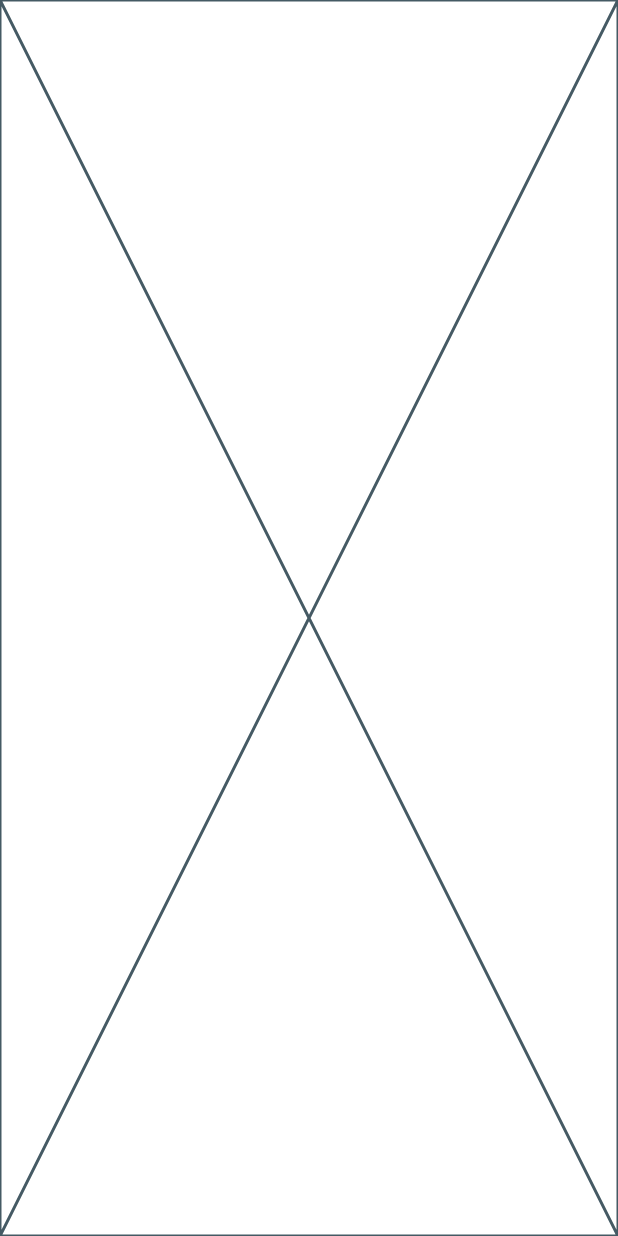
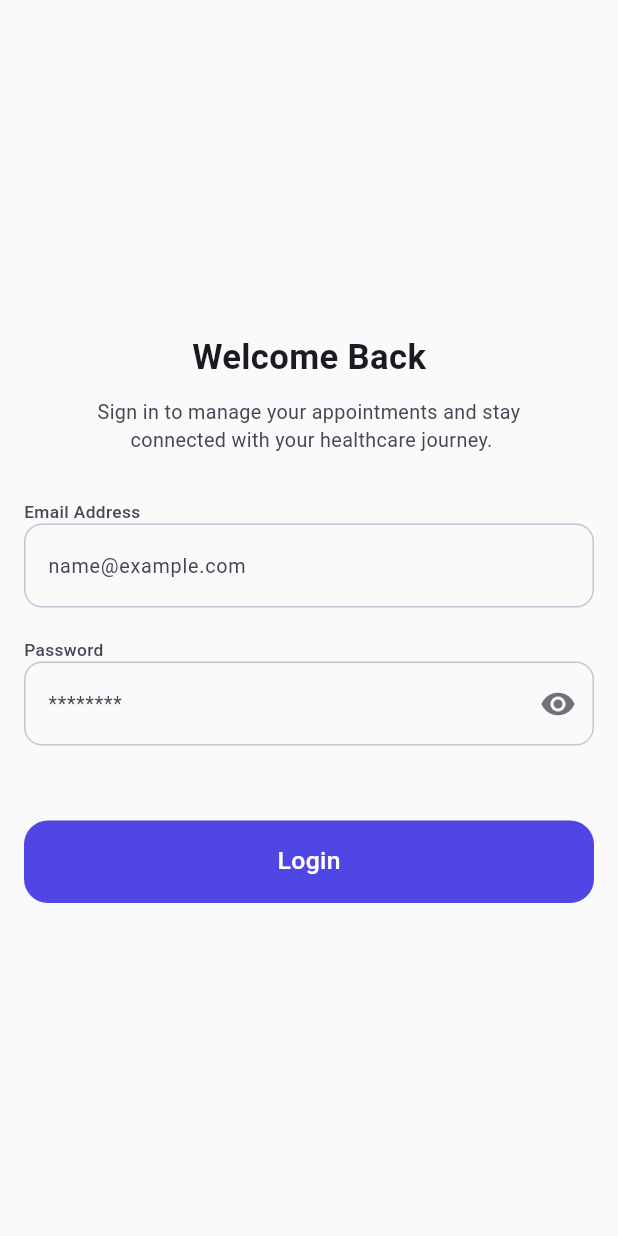
Before and after one commit to BassantAl/tut_care, a Flutter app: the screen it shows after launch, on a phone screen of 412 x 824 dp. Run offline on Flutter 3.47's test engine with Material 3 defaults, Android fonts, the phone set to English and light mode, and no system bars; our stand-ins replace dio, flutter_secure_storage, get_it, go_router.

Commit message:
create ui for login feature

```diff
--- /dev/null
+++ b/lib/core/theme/app_decoration.dart
@@ -0,0 +1,22 @@
+import 'package:flutter/material.dart';
+import 'package:tut_care/core/theme/app_colors.dart';
+import 'package:tut_care/core/theme/app_styles.dart';
+
+abstract class AppDecoration {
+  static  InputDecoration decorationForTextInputFeild({required BuildContext context,required String hintText , Widget? suffixIcon}) {
+    return InputDecoration(
+      suffixIcon: suffixIcon,
+      hintText: hintText,
+      hintStyle: AppStyles.regular16(context),
+      enabledBorder: OutlineInputBorder(
+        borderRadius: BorderRadius.circular(12),
+        borderSide: BorderSide(color: AppColors.inputFeildBorderColor,),
+      ),
+
+      focusedBorder: OutlineInputBorder(
+        borderRadius: BorderRadius.circular(12),
+        borderSide: BorderSide(color: AppColors.secondary,),
+      ),
+    );
+  }
+}
--- /dev/null
+++ b/lib/core/widgets/custom_button.dart
@@ -0,0 +1,21 @@
+
+import 'package:flutter/material.dart';
+import 'package:tut_care/core/theme/app_colors.dart';
+
+class CustomButton extends StatelessWidget {
+  const CustomButton({super.key, required this.child, this.color});
+  final Widget child;
+  final Color? color;
+  @override
+  Widget build(BuildContext context) {
+    return Container(
+
+      height: 55,
+      decoration: BoxDecoration(
+        borderRadius: BorderRadius.circular(16),
+        color:color?? AppColors.primary,
+      ),
+      child: Center(child: child),
+    );
+  }
+}
--- a/lib/features/auth/presentation/views/login_view.dart
+++ b/lib/features/auth/presentation/views/login_view.dart
@@ -1,10 +1,14 @@
 import 'package:flutter/material.dart';
+import 'package:tut_care/core/widgets/adaptive_layout.dart';
+import 'package:tut_care/features/auth/presentation/views/widgets/login_body.dart';
 
 class LoginView extends StatelessWidget {
   const LoginView({super.key});
 
   @override
   Widget build(BuildContext context) {
-    return const Placeholder();
+    return Scaffold(
+      body: AdaptiveLayout(mobileLayout:(context)=> LoginBody(), tabletLayout: (context)=>LoginBody()),
+    );
   }
 }
--- /dev/null
+++ b/lib/features/auth/presentation/views/widgets/custom_email_text_feild.dart
@@ -0,0 +1,29 @@
+
+
+import 'package:flutter/material.dart';
+import 'package:tut_care/features/auth/presentation/views/widgets/custom_text_form_feild.dart';
+
+class CustomEmailTextFeild extends StatelessWidget {
+  const CustomEmailTextFeild({
+    super.key, this.onSaved,
+  });
+final Function(String?)? onSaved;
+
+  @override
+  Widget build(BuildContext context) {
+    return CustomTextFormFeild(
+      onSaved:onSaved ,
+      validator: (value) {
+        if (value!.isEmpty) {
+          return 'please enter your email.';
+        } else if (!value.contains('@')) {
+          return 'Please enter a valid email';
+        } else {
+          return null;
+        }
+      },
+      title: 'Email Address',
+      hintText: 'name@example.com',
+    );
+  }
+}
--- /dev/null
+++ b/lib/features/auth/presentation/views/widgets/custom_login_button.dart
@@ -0,0 +1,18 @@
+import 'package:flutter/material.dart';
+import 'package:tut_care/core/theme/app_styles.dart';
+import 'package:tut_care/core/widgets/custom_button.dart';
+
+class CustomLoginButtton extends StatelessWidget {
+  const CustomLoginButtton({super.key, this.onTap});
+
+  final Function()? onTap;
+  @override
+  Widget build(BuildContext context) {
+    return CustomButton(
+      child: Text(
+        'Login',
+        style: AppStyles.medium20(context).copyWith(color: Colors.white),
+      ),
+    );
+  }
+}
--- /dev/null
+++ b/lib/features/auth/presentation/views/widgets/custom_login_form.dart
@@ -0,0 +1,36 @@
+import 'package:flutter/material.dart';
+import 'package:tut_care/features/auth/presentation/views/widgets/custom_email_text_feild.dart';
+import 'package:tut_care/features/auth/presentation/views/widgets/custom_login_button.dart';
+import 'package:tut_care/features/auth/presentation/views/widgets/custom_password_text_feild.dart';
+
+class CustomLoginForm extends StatefulWidget {
+  const CustomLoginForm({super.key});
+
+  @override
+  State<CustomLoginForm> createState() => _CustomLoginFormState();
+}
+
+class _CustomLoginFormState extends State<CustomLoginForm> {
+  GlobalKey<FormState> formKey = GlobalKey();
+  @override
+  Widget build(BuildContext context) {
+    return Form(
+      key: formKey,
+      child: Column(
+        children: [
+          CustomEmailTextFeild(),
+          const SizedBox(height: 20),
+          CustomPasswordTextFeild(),
+          const SizedBox(height: 50,),
+          CustomLoginButtton(
+            onTap: () {
+              if (formKey.currentState!.validate()) {
+                formKey.currentState!.save();
+              }
+            },
+          ),
+        ],
+      ),
+    );
+  }
+}
--- /dev/null
+++ b/lib/features/auth/presentation/views/widgets/custom_password_text_feild.dart
@@ -0,0 +1,42 @@
+
+import 'package:flutter/material.dart';
+import 'package:tut_care/core/theme/app_colors.dart';
+import 'package:tut_care/features/auth/presentation/views/widgets/custom_text_form_feild.dart';
+
+class CustomPasswordTextFeild extends StatefulWidget {
+  const CustomPasswordTextFeild({super.key, this.onSaved});
+final Function(String?)? onSaved;
+  @override
+  State<CustomPasswordTextFeild> createState() =>
+      _CustomPasswordTextFeildState();
+}
+
+class _CustomPasswordTextFeildState extends State<CustomPasswordTextFeild> {
+  bool obscureText = true;
+
+  @override
+  Widget build(BuildContext context) {
+    return CustomTextFormFeild(
+      onSaved:widget.onSaved ,
+      suffixIcon: GestureDetector(
+        onTap: () {
+          obscureText = !obscureText;
+          setState(() {});
+        },
+        child: Icon(Icons.visibility, color: AppColors.neutral),
+      ),
+      obscureText: obscureText,
+      validator: (value) {
+        if (value!.isEmpty) {
+          return 'Please enter your password.';
+        } else if (value.length < 6) {
+          return 'Password must be at least 6 characters.';
+        } else {
+          return null;
+        }
+      },
+      title: 'Password',
+      hintText: '********',
+    );
+  }
+}
--- /dev/null
+++ b/lib/features/auth/presentation/views/widgets/custom_text_form_feild.dart
@@ -0,0 +1,44 @@
+import 'package:flutter/material.dart';
+import 'package:tut_care/core/theme/app_decoration.dart';
+import 'package:tut_care/core/theme/app_styles.dart';
+
+class CustomTextFormFeild extends StatelessWidget {
+  const CustomTextFormFeild({
+    super.key,
+    required this.hintText,
+    required this.title,
+    this.validator,
+    this.obscureText,
+    this.suffixIcon,
+    this.controller, this.onSaved, this.onChanged,
+  });
+  final String hintText;
+  final String title;
+  final String? Function(String?)? validator;
+  final bool? obscureText;
+  final Widget? suffixIcon;
+  final TextEditingController? controller;
+  final Function(String?)? onSaved;
+  final Function(String)? onChanged;
+  @override
+  Widget build(BuildContext context) {
+    return Column(
+      crossAxisAlignment: CrossAxisAlignment.start,
+      children: [
+        Text(title, style: AppStyles.medium14(context)),
+        TextFormField(
+          onChanged:onChanged ,
+          onSaved: onSaved,
+          controller: controller,
+          obscureText: obscureText ?? false,
+          validator: validator,
+          decoration: AppDecoration.decorationForTextInputFeild(
+            suffixIcon: suffixIcon,
+            context: context,
+            hintText: hintText,
+          ),
+        ),
+      ],
+    );
+  }
+}
--- /dev/null
+++ b/lib/features/auth/presentation/views/widgets/login_body.dart
@@ -0,0 +1,25 @@
+import 'package:flutter/material.dart';
+import 'package:tut_care/features/auth/presentation/views/widgets/custom_login_form.dart';
+import 'package:tut_care/features/auth/presentation/views/widgets/login_header.dart';
+
+class LoginBody extends StatelessWidget {
+  const LoginBody({super.key});
+
+  @override
+  Widget build(BuildContext context) {
+    return SafeArea(child: Center(
+      child: Padding(
+        padding: EdgeInsets.all(16),
+        child: SingleChildScrollView(
+          child: const Column(
+            children: [
+              LoginHeader(),
+              SizedBox(height: 30),
+              CustomLoginForm()
+            ],
+          ),
+        ),
+        ),
+    ));
+  }
+}
--- /dev/null
+++ b/lib/features/auth/presentation/views/widgets/login_header.dart
@@ -0,0 +1,26 @@
+import 'package:flutter/material.dart';
+import 'package:tut_care/core/theme/app_styles.dart';
+
+class LoginHeader extends StatelessWidget {
+  const LoginHeader({super.key});
+
+  @override
+  Widget build(BuildContext context) {
+    return  Column(
+      children: [
+        Text(
+      'Welcome Back',
+      style: AppStyles.bold28(
+        context,
+      ).copyWith(color: Color(0xff1A1B22)),
+    ),
+    const SizedBox(height: 10,),
+    Text(
+      'Sign in to manage your appointments and stay \n connected with your healthcare journey.',
+      style: AppStyles.regular16(context),
+      textAlign: TextAlign.center,
+    ),
+      ],
+    );
+  }
+}
```
Also changed, not shown: 3 other files.
